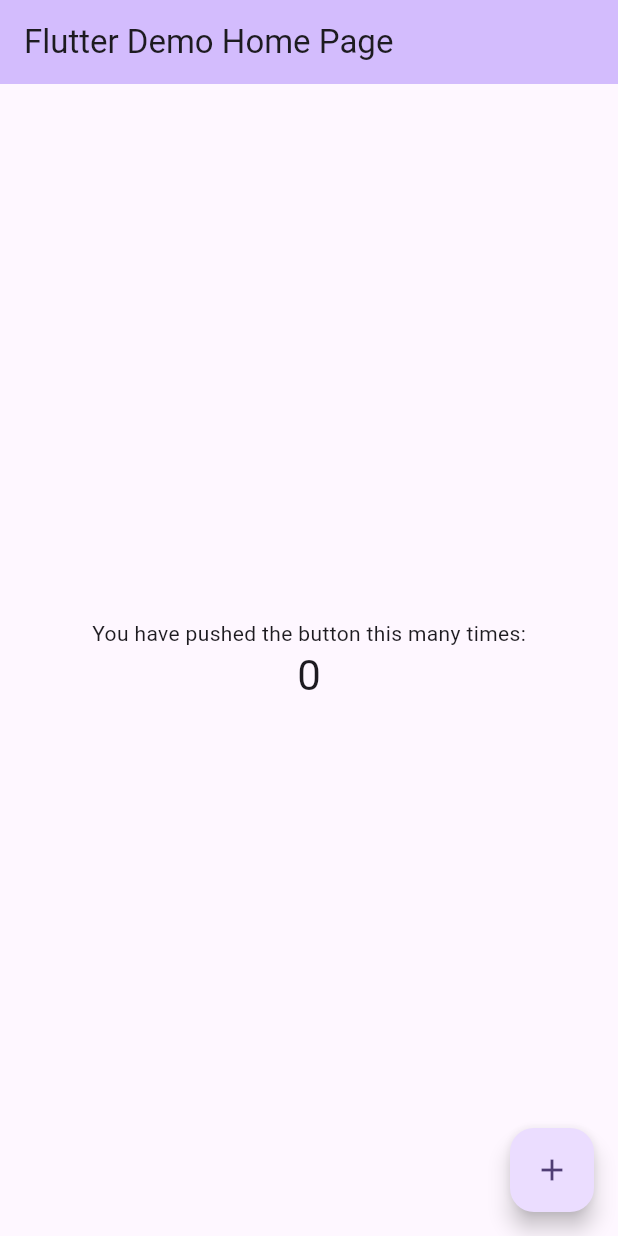
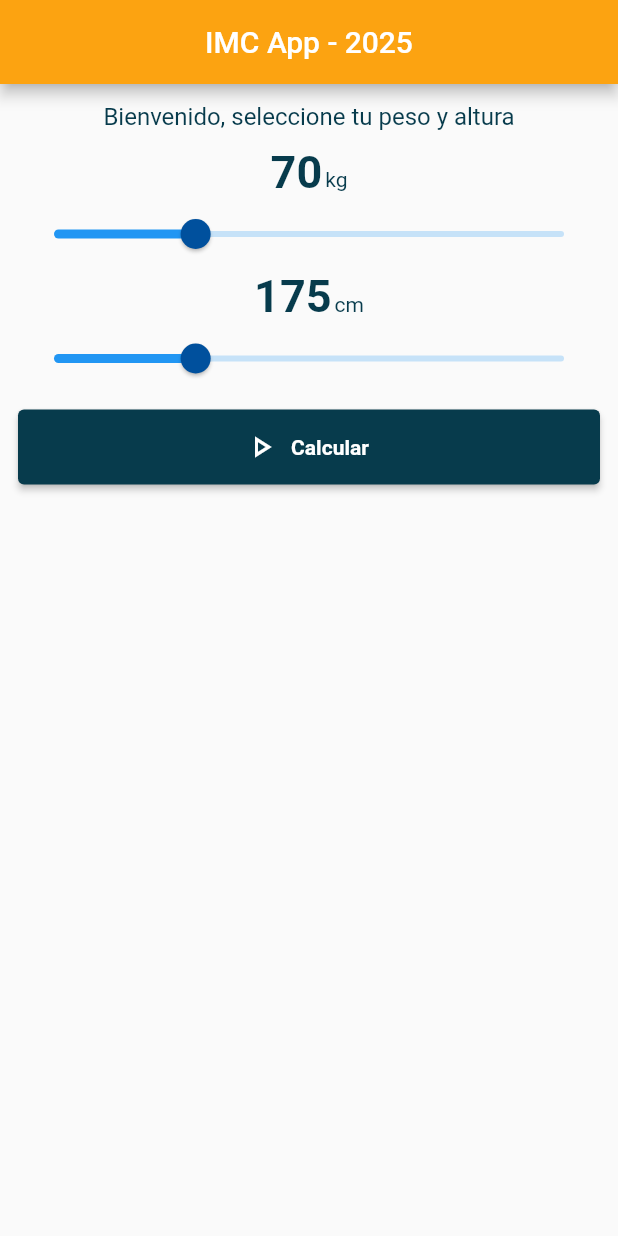
Before and after one commit to 202101215K/app-imc, a Flutter app: the screen it shows after launch, on a phone screen of 412 x 824 dp. Run offline on Flutter 3.47's test engine with Material 3 defaults, Android fonts, the phone set to English and light mode, and no system bars.

Commit message:
elevenButton

```diff
--- /dev/null
+++ b/lib/home_page.dart
@@ -0,0 +1,100 @@
+import 'package:flutter/material.dart';
+
+class HomePage extends StatelessWidget {
+  const HomePage({super.key});
+
+  @override
+  Widget build(BuildContext context) {
+    return Scaffold(
+      appBar: AppBar(
+        backgroundColor: Color(0xFFfca311),
+        title: Text("IMC App - 2025"),
+        centerTitle: true,
+      ),
+      body: Padding(
+        padding: const EdgeInsets.all(12.0),
+        child: Column(
+          children: [
+            Text("Bienvenido, seleccione tu peso y altura", style: TextStyle(
+              fontSize: 16.0,
+              color: Color(0xFF073b4c),
+            ),
+            ),
+            SizedBox(
+              height: 10.0,
+
+            ),
+            Row(
+              mainAxisAlignment: MainAxisAlignment.center,
+              crossAxisAlignment: CrossAxisAlignment.baseline,
+              textBaseline: TextBaseline.alphabetic,
+              children: [
+                Text("70",style: TextStyle(
+                  fontSize: 30.0, fontWeight: FontWeight.bold,
+                  color: Color(0xFF073b4c),
+                )),
+                SizedBox(
+                  width: 2.0,
+                ),
+                Text("kg", style: TextStyle(
+                  fontSize: 14.0,
+                  color: Color(0xFF073b4c),
+                ),
+                ),
+              ],
+            ),
+            //funcion en tiempo de ejecucion linea
+             Slider(value: 70,
+             min:20,
+             max: 200,
+             onChanged:(double value){},
+             //activeColor: Colors.amber,
+             //inactiveColor: Colors.blue,
+             //overlayColor:,
+             //thumbColor: Colors.red,
+            ),
+            Row(
+              mainAxisAlignment: MainAxisAlignment.center,
+              crossAxisAlignment: CrossAxisAlignment.baseline,
+              textBaseline: TextBaseline.alphabetic,
+              children: [
+                Text("175",style: TextStyle(
+                  fontSize: 30.0, fontWeight: FontWeight.bold,
+                  color: Color(0xFF073b4c),
+                )),
+                SizedBox(
+                  width: 2.0,
+                ),
+                Text("cm", style: TextStyle(
+                  fontSize: 14.0,
+                  color: Color(0xFF073b4c),
+                ),
+                ),
+              ],
+            ),
+            Slider(
+            value: 70,
+             min:20,
+             max: 200,
+             onChanged:(double value){},
+
+             ),
+             SizedBox(
+              height: 10.0,
+             ),
+             SizedBox(
+              width: double.infinity,
+              height: 50.0,
+               child: ElevatedButton.icon(
+               onPressed: (){},
+               label: Text("Calcular", style:TextStyle(fontWeight: FontWeight.bold), ),
+               icon: Icon(Icons.play_arrow_outlined),
+               style: ElevatedButton.styleFrom(backgroundColor: Color(0xFF073b4c) ),
+               ),
+             )
+          ],
+        ),
+      ),
+    );
+  }
+}
--- a/lib/main.dart
+++ b/lib/main.dart
@@ -1,125 +1,24 @@
 import 'package:flutter/material.dart';
+import 'package:imc/home_page.dart';
 
-void main() {
-  runApp(const MyApp());
-}
+void main() => runApp(const MyApp());
 
 class MyApp extends StatelessWidget {
   const MyApp({super.key});
 
-  // This widget is the root of your application.
   @override
   Widget build(BuildContext context) {
     return MaterialApp(
-      title: 'Flutter Demo',
-      theme: ThemeData(
-        // This is the theme of your application.
-        //
-        // TRY THIS: Try running your application with "flutter run". You'll see
-        // the application has a purple toolbar. Then, without quitting the app,
-        // try changing the seedColor in the colorScheme below to Colors.green
-        // and then invoke "hot reload" (save your changes or press the "hot
-        // reload" button in a Flutter-supported IDE, or press "r" if you used
-        // the command line to start the app).
-        //
-        // Notice that the counter didn't reset back to zero; the application
-        // state is not lost during the reload. To reset the state, use hot
-        // restart instead.
-        //
-        // This works for code too, not just values: Most code changes can be
-        // tested with just a hot reload.
-        colorScheme: ColorScheme.fromSeed(seedColor: Colors.deepPurple),
-        useMaterial3: true,
-      ),
-      home: const MyHomePage(title: 'Flutter Demo Home Page'),
+      title: 'IMC APP',
+      debugShowCheckedModeBanner: false,
+      theme: ThemeData(useMaterial3: false,
+      sliderTheme: SliderThemeData(
+        activeTickMarkColor: Color(0xFF073b4c),
+        inactiveTickMarkColor: Color.fromARGB(255, 182, 40, 11),
+        thumbColor: Color(0xFF00509d),
+        overlayColor: Color(0xFF70e000).withOpacity(0.3),
+      )),
+      home:HomePage(),
     );
   }
 }
-
-class MyHomePage extends StatefulWidget {
-  const MyHomePage({super.key, required this.title});
-
-  // This widget is the home page of your application. It is stateful, meaning
-  // that it has a State object (defined below) that contains fields that affect
-  // how it looks.
-
-  // This class is the configuration for the state. It holds the values (in this
-  // case the title) provided by the parent (in this case the App widget) and
-  // used by the build method of the State. Fields in a Widget subclass are
-  // always marked "final".
-
-  final String title;
-
-  @override
-  State<MyHomePage> createState() => _MyHomePageState();
-}
-
-class _MyHomePageState extends State<MyHomePage> {
-  int _counter = 0;
-
-  void _incrementCounter() {
-    setState(() {
-      // This call to setState tells the Flutter framework that something has
-      // changed in this State, which causes it to rerun the build method below
-      // so that the display can reflect the updated values. If we changed
-      // _counter without calling setState(), then the build method would not be
-      // called again, and so nothing would appear to happen.
-      _counter++;
-    });
-  }
-
-  @override
-  Widget build(BuildContext context) {
-    // This method is rerun every time setState is called, for instance as done
-    // by the _incrementCounter method above.
-    //
-    // The Flutter framework has been optimized to make rerunning build methods
-    // fast, so that you can just rebuild anything that needs updating rather
-    // than having to individually change instances of widgets.
-    return Scaffold(
-      appBar: AppBar(
-        // TRY THIS: Try changing the color here to a specific color (to
-        // Colors.amber, perhaps?) and trigger a hot reload to see the AppBar
-        // change color while the other colors stay the same.
-        backgroundColor: Theme.of(context).colorScheme.inversePrimary,
-        // Here we take the value from the MyHomePage object that was created by
-        // the App.build method, and use it to set our appbar title.
-        title: Text(widget.title),
-      ),
-      body: Center(
-        // Center is a layout widget. It takes a single child and positions it
-        // in the middle of the parent.
-        child: Column(
-          // Column is also a layout widget. It takes a list of children and
-          // arranges them vertically. By default, it sizes itself to fit its
-          // children horizontally, and tries to be as tall as its parent.
-          //
-          // Column has various properties to control how it sizes itself and
-          // how it positions its children. Here we use mainAxisAlignment to
-          // center the children vertically; the main axis here is the vertical
-          // axis because Columns are vertical (the cross axis would be
-          // horizontal).
-          //
-          // TRY THIS: Invoke "debug painting" (choose the "Toggle Debug Paint"
-          // action in the IDE, or press "p" in the console), to see the
-          // wireframe for each widget.
-          mainAxisAlignment: MainAxisAlignment.center,
-          children: <Widget>[
-            const Text(
-              'You have pushed the button this many times:',
-            ),
-            Text(
-              '$_counter',
-              style: Theme.of(context).textTheme.headlineMedium,
-            ),
-          ],
-        ),
-      ),
-      floatingActionButton: FloatingActionButton(
-        onPressed: _incrementCounter,
-        tooltip: 'Increment',
-        child: const Icon(Icons.add),
-      ), // This trailing comma makes auto-formatting nicer for build methods.
-    );
-  }
-}
```
